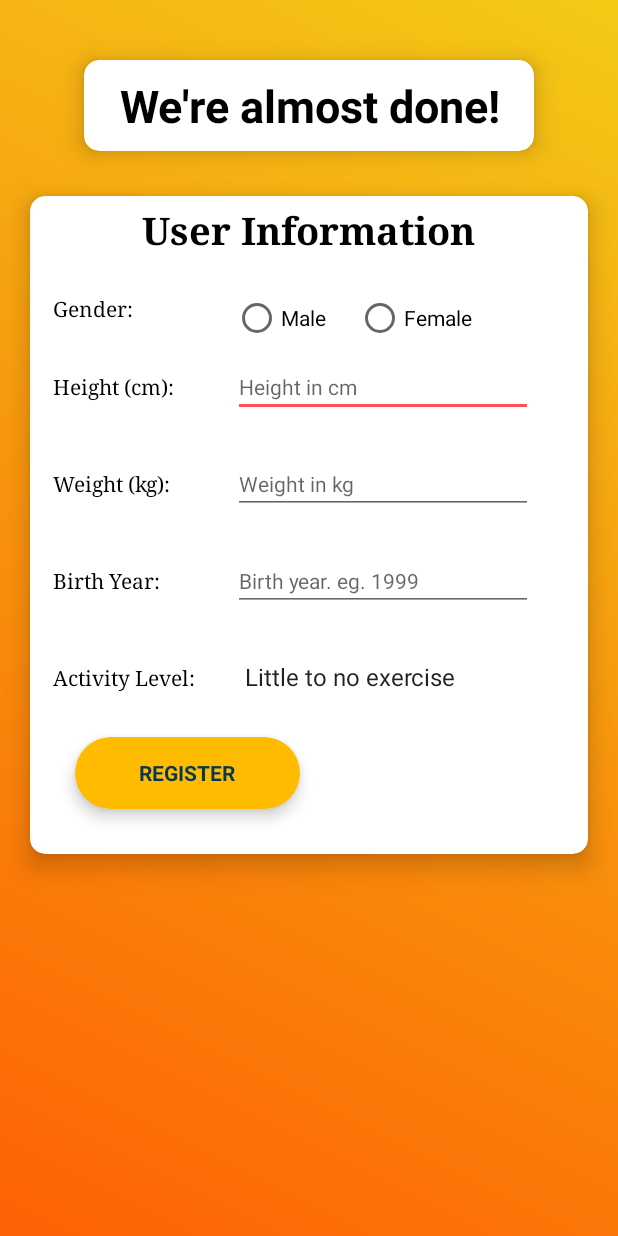
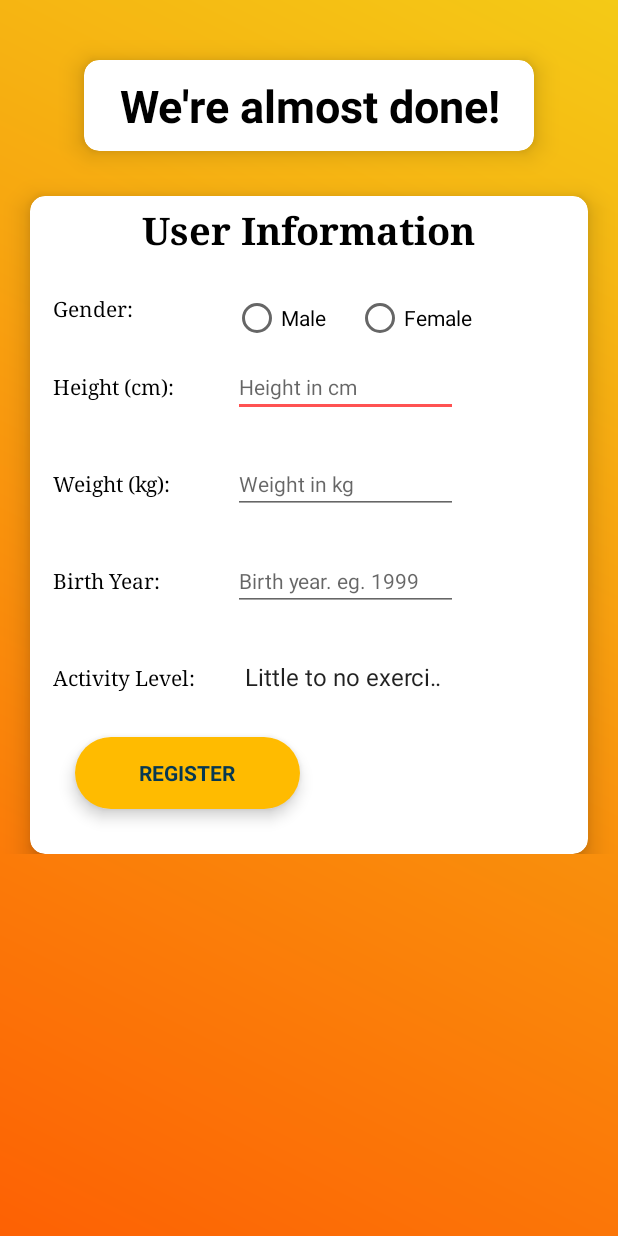
Before and after one commit to xingpeng98/Fitspirational, an Android app: the UserInfo screen opened directly, with no data from a screen before it, on a phone screen of 412 x 824 dp. Run offline under Robolectric (Android 15) with nearby library versions, the phone set to English and light mode, and no system bars; our stand-ins replace Firebase (no records; nobody signed in at launch, a user with empty details on screens opened directly).

```diff
--- a/app/src/main/res/layout/activity_user_info.xml
+++ b/app/src/main/res/layout/activity_user_info.xml
@@ -8,6 +8,16 @@
     android:background="@drawable/yellow_gradient"
     android:orientation="vertical"
     tools:context=".StartActivities.UserInfo">
+
+    <ScrollView
+        android:layout_width="match_parent"
+        android:layout_height="wrap_content">
+
+
+        <LinearLayout
+            android:layout_width="match_parent"
+            android:layout_height="wrap_content"
+            android:orientation="vertical">
 
             <androidx.cardview.widget.CardView
                 android:layout_width="300dp"
@@ -132,7 +142,7 @@
                         <EditText
                             android:id="@+id/user_info_height"
                             style="@style/Widget.AppCompat.EditText"
-                    android:layout_width="200dp"
+                            android:layout_width="150dp"
                             android:layout_height="wrap_content"
                             android:hint="Height in cm"
                             android:textSize="14sp"
@@ -163,7 +173,7 @@
                         <EditText
                             android:id="@+id/user_info_weight"
                             style="@style/Widget.AppCompat.EditText"
-                    android:layout_width="200dp"
+                            android:layout_width="150dp"
                             android:layout_height="wrap_content"
                             android:hint="Weight in kg"
                             android:inputType="numberPassword"
@@ -194,7 +204,7 @@
                         <EditText
                             android:id="@+id/user_info_birthYear"
                             style="@style/Widget.AppCompat.EditText"
-                    android:layout_width="200dp"
+                            android:layout_width="150dp"
                             android:layout_height="wrap_content"
                             android:hint="Birth year. eg. 1999"
                             android:inputType="numberPassword"
@@ -223,7 +233,7 @@
 
                         <Spinner
                             android:id="@+id/user_info_activityLevel"
-                    android:layout_width="200dp"
+                            android:layout_width="150dp"
                             android:layout_height="wrap_content"
                             android:layout_marginStart="0dp"
                             android:layout_marginTop="0dp"
@@ -274,5 +284,8 @@
             </androidx.cardview.widget.CardView>
 
 
+        </LinearLayout>
+
+    </ScrollView>
 
 </LinearLayout>
```
Lines whose indentation alone changed are shown as unchanged.
